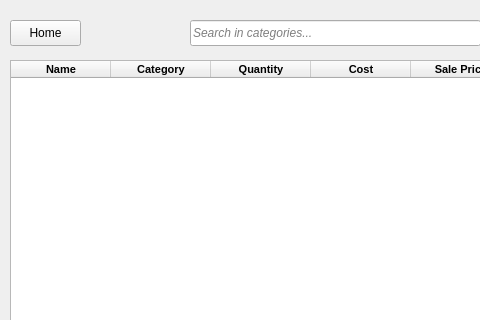
First picture: the form in Documents/InventoryWidget.ui, repository Hamilton-Davis/Inventory-Intro-to-Software-Dev, before the edit; both pictures show x 0 to 480 and y 0 to 320 of the 830 by 483 pixel window.
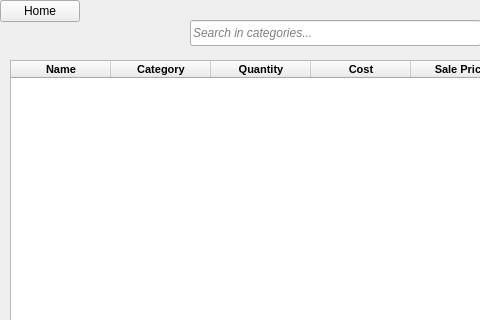
Second picture: the form after the edit. Icons and pictures are not drawn.

Diff of the .ui file:
```diff
--- a/Documents/InventoryWidget.ui
+++ b/Documents/InventoryWidget.ui
@@ -192,14 +192,6 @@
    </property>
   </widget>
   <widget class="QPushButton" name="homeButton">
-   <property name="geometry">
-    <rect>
-     <x>10</x>
-     <y>20</y>
-     <width>71</width>
-     <height>26</height>
-    </rect>
-   </property>
    <property name="text">
     <string>Home</string>
    </property>
```
Left out of the diff: 10 changed lines with no effect on the pictures.
